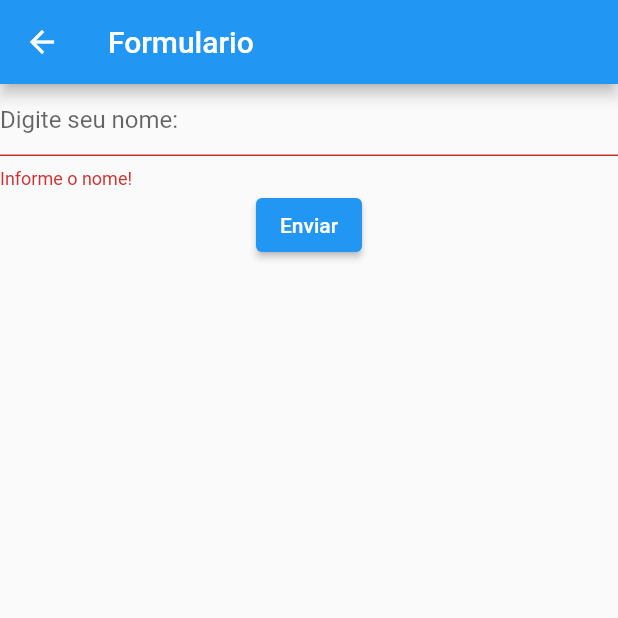
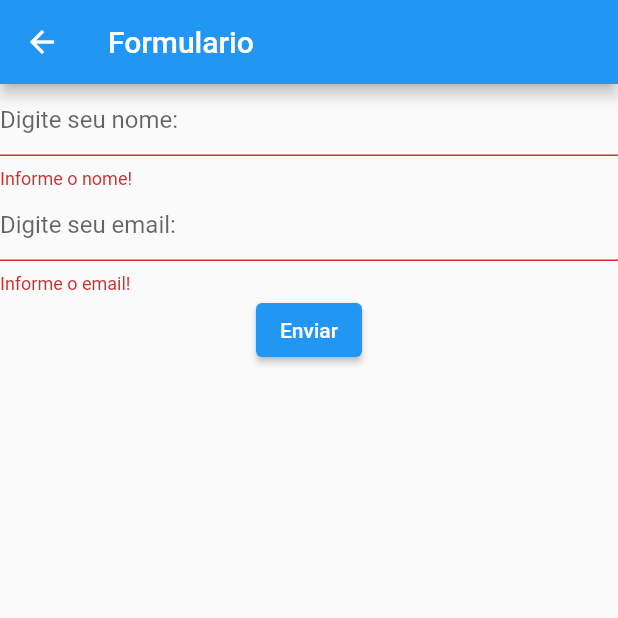
Before and after one commit to juliahaertel/flutter, a Flutter app: the FormPage screen opened by its route, after a tap on "Enviar", on a phone screen of 412 x 824 dp, the top half of it. Run offline on Flutter 3.47's test engine with Material 2 defaults, Android fonts, the phone set to English and light mode, and no system bars.

Commit message:
Adicionando campos no formulario

```diff
--- a/lib/src/formulario.dart
+++ b/lib/src/formulario.dart
@@ -28,6 +28,18 @@ class FormularioPage extends StatefulWidget{
               }
             },
           ),
+          TextFormField(
+            decoration: const InputDecoration(
+              hintText: 'Digite seu email:'
+            ),
+            validator: (value){
+              if(value!.isEmpty){
+                return 'Informe o email!';
+              }else{
+                null;
+              }
+            },
+          ),
           ElevatedButton(
             child: const Text('Enviar'),
             onPressed: (){
```
